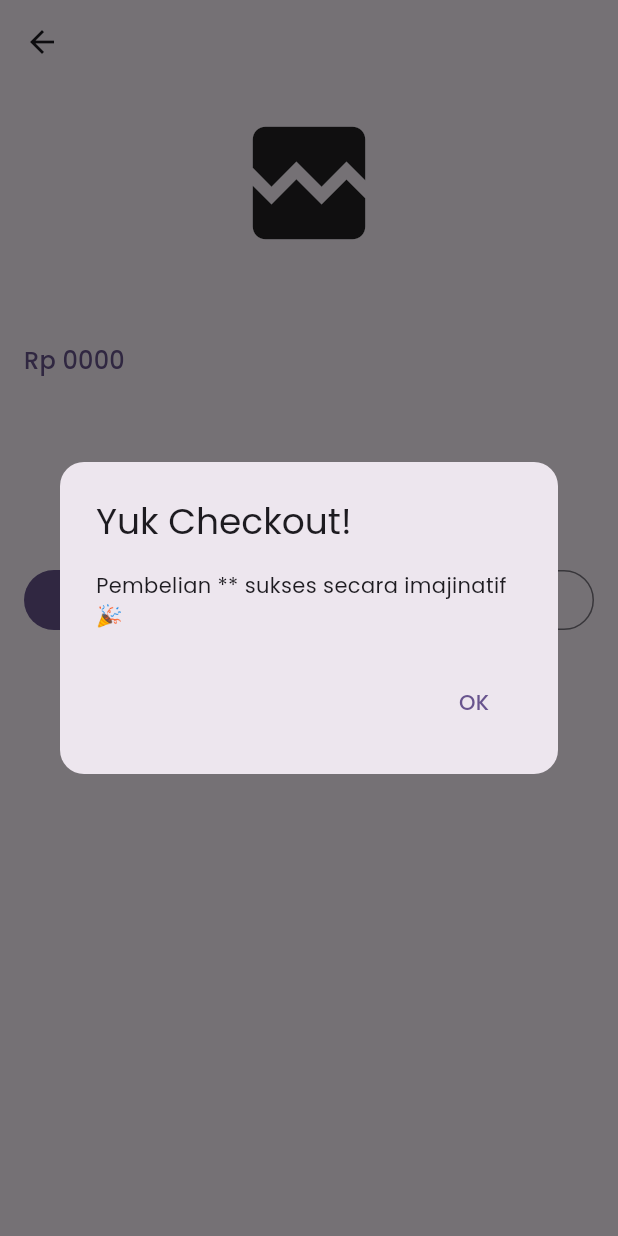
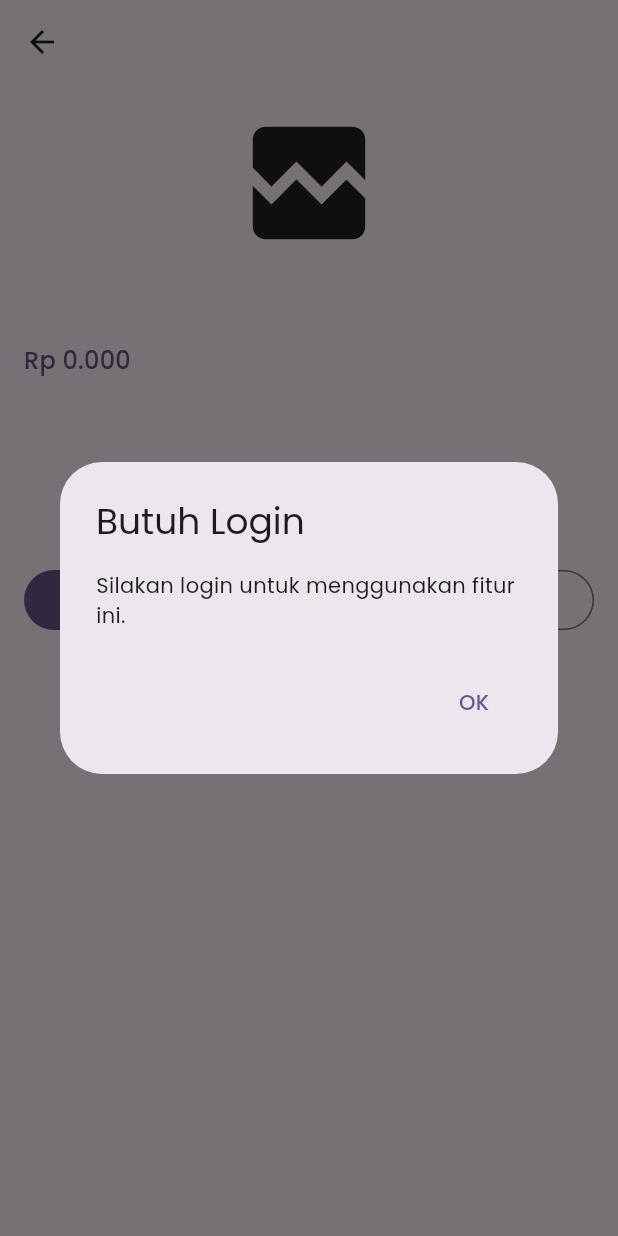
Before and after one commit to Gustyx-Power/Productly, a Flutter app: the ProductDetailScreen screen opened directly with empty values, after a tap on "Beli Sekarang", on a phone screen of 412 x 824 dp. Run offline on Flutter 3.47's test engine with Material 3 defaults, Android fonts, the phone set to English and light mode, and no system bars; our stand-ins replace audioplayers, font_awesome_flutter, google_fonts, hive, hive_flutter, lottie and 2 more; accounts and stored records are empty; generated files the repository leaves out were written again; network calls fail.

Commit message:
#45 Fix: Correct price formatting and improve buy now flow
This commit addresses two main areas:

1.  **Price Formatting:**
    *   Updated the price display in `ProductCard` and `ProductDetailScreen` to use a period as a thousands separator (e.g., "Rp 100.000" instead of "Rp 100000").

2.  **"Buy Now" Functionality in `ProductDetailScreen`:**
    *   The "Buy Now" button now checks if the user is logged in.
    *   If not logged in, a dialog prompts the user to log in.
    *   If logged in, a new `PaymentDialog` is shown to simulate the payment process.
    *   Upon successful "payment" (dialog confirmation), the user is navigated to the `/payment-success` route.
    *   Removed the previous imaginative success dialog.
    *   Refactored the login check into a separate `_showLoginDialog` method.

Signed-off-by: gustyxpower <gustiadityamuzaky08@gmail.com>

```diff
--- a/lib/screens/product_detail_screen.dart
+++ b/lib/screens/product_detail_screen.dart
@@ -3,6 +3,7 @@ import '../models/product_model.dart';
 import '../models/cart_item.dart';
 import '../services/cart_service.dart';
 import '../services/auth_service.dart';
+import '../widgets/payment_dialog.dart';
 
 class ProductDetailScreen extends StatefulWidget {
   final Product product;
@@ -17,21 +18,8 @@ class _ProductDetailScreenState extends State<ProductDetailScreen> with TickerPr
 
   void _handleCart() async {
     final isLoggedIn = await AuthService.isLoggedIn();
-
     if (!isLoggedIn) {
-      showDialog(
-        context: context,
-        builder: (_) => AlertDialog(
-          title: const Text("Butuh Login"),
-          content: const Text("Silakan login untuk menggunakan fitur keranjang."),
-          actions: [
-            TextButton(
-              onPressed: () => Navigator.pop(context),
-              child: const Text("OK"),
-            )
-          ],
-        ),
-      );
+      _showLoginDialog();
       return;
     }
 
@@ -45,32 +33,33 @@ class _ProductDetailScreenState extends State<ProductDetailScreen> with TickerPr
     );
   }
 
-  void _handleBuyNow() {
-    final controller = AnimationController(
-      vsync: this,
-      duration: const Duration(milliseconds: 500),
-    );
+  void _handleBuyNow() async {
+    final isLoggedIn = await AuthService.isLoggedIn();
+    if (!isLoggedIn) {
+      _showLoginDialog();
+      return;
+    }
 
+    final total = widget.product.price * quantity;
+    final success = await showPaymentDialog(context, total);
+
+    if (success && mounted) {
+      Navigator.pushNamed(context, '/payment-success');
+    }
+  }
+
+  void _showLoginDialog() {
     showDialog(
       context: context,
-      builder: (_) => Center(
-        child: ScaleTransition(
-          scale: CurvedAnimation(
-            parent: controller..forward(),
-            curve: Curves.easeOutBack,
-          ),
-          child: AlertDialog(
-            shape: RoundedRectangleBorder(borderRadius: BorderRadius.circular(16)),
-            title: const Text("Yuk Checkout!"),
-            content: Text("Pembelian *${widget.product.title}* sukses secara imajinatif 🎉"),
+      builder: (_) => AlertDialog(
+        title: const Text("Butuh Login"),
+        content: const Text("Silakan login untuk menggunakan fitur ini."),
         actions: [
           TextButton(
             onPressed: () => Navigator.pop(context),
             child: const Text("OK"),
           )
         ],
-          ),
-        ),
       ),
     );
   }
@@ -101,7 +90,10 @@ class _ProductDetailScreenState extends State<ProductDetailScreen> with TickerPr
             style: theme.textTheme.headlineSmall?.copyWith(fontWeight: FontWeight.bold),
           ),
           const SizedBox(height: 8),
-          Text("Rp ${p.price}000", style: theme.textTheme.titleMedium?.copyWith(color: theme.colorScheme.primary)),
+          Text(
+            "Rp ${p.price}.000",
+            style: theme.textTheme.titleMedium?.copyWith(color: theme.colorScheme.primary),
+          ),
           const SizedBox(height: 16),
           Text(p.description, style: theme.textTheme.bodyMedium),
           const SizedBox(height: 24),
--- a/lib/widgets/product_card.dart
+++ b/lib/widgets/product_card.dart
@@ -142,7 +142,7 @@ class _ProductCardState extends State<ProductCard> with SingleTickerProviderStat
             Padding(
               padding: const EdgeInsets.fromLTRB(8, 4, 8, 12),
               child: Text(
-                "Rp ${product.price}000",
+                "Rp ${product.price}.000",
                 style: theme.textTheme.labelLarge?.copyWith(
                   color: theme.colorScheme.primary,
                   fontWeight: FontWeight.bold,
```
Lines whose indentation alone changed are shown as unchanged.
